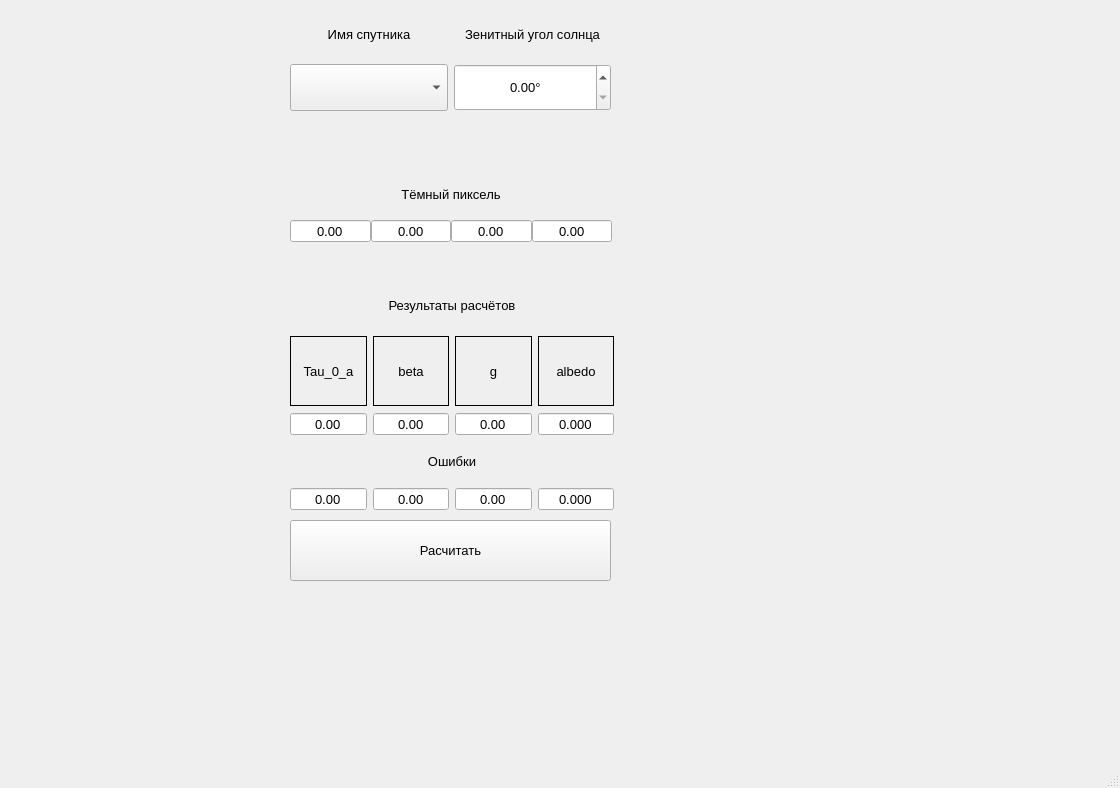
ValeryStk/satellite_comparator, file atm_correction/AtmCorrectionMainWindow.ui: the form before one commit.
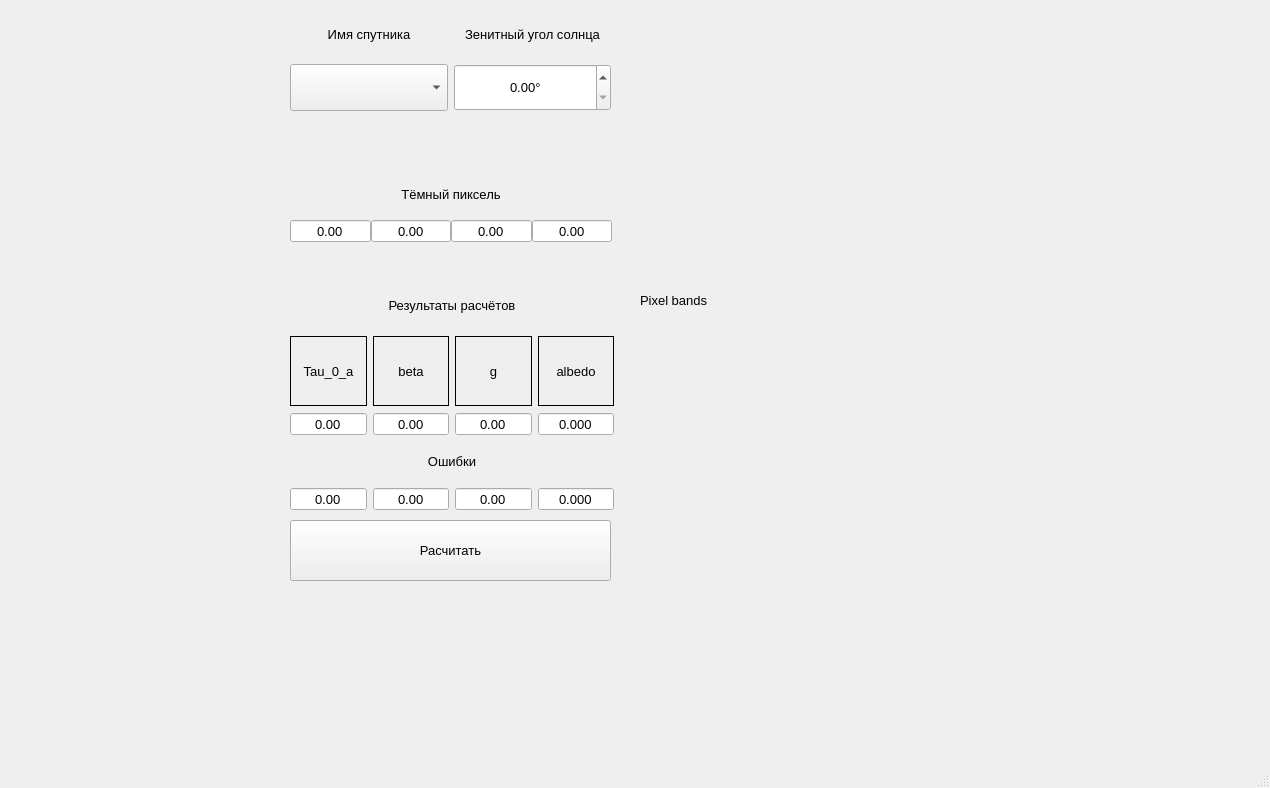
The form after the commit. Custom widgets are drawn as their Qt base class.

Commit message: atm_correction

Patch:
```diff
--- a/atm_correction/AtmCorrectionMainWindow.ui
+++ b/atm_correction/AtmCorrectionMainWindow.ui
@@ -6,7 +6,7 @@
    <rect>
     <x>0</x>
     <y>0</y>
-    <width>1120</width>
+    <width>1270</width>
     <height>788</height>
    </rect>
   </property>
@@ -484,6 +484,19 @@
      </rect>
     </property>
    </widget>
+   <widget class="QLabel" name="label_pixel_bands">
+    <property name="geometry">
+     <rect>
+      <x>640</x>
+      <y>280</y>
+      <width>581</width>
+      <height>41</height>
+     </rect>
+    </property>
+    <property name="text">
+     <string>Pixel bands</string>
+    </property>
+   </widget>
   </widget>
   <widget class="QMenuBar" name="menubar">
    <property name="geometry">
```
Left out of the diff: 2 changed lines with no effect on the pictures. The commit also changes 3 other files.
